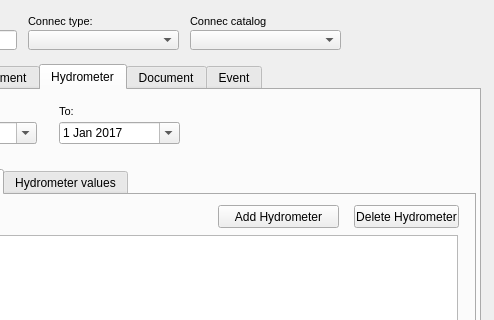
Before: the Qt Designer form ui/ud_man_connec.ui in Giswater/giswater_qgis_plugin, drawn with Qt 5; both pictures show x 106 to 600 and y 0 to 320 of the 600 by 626 pixel window.
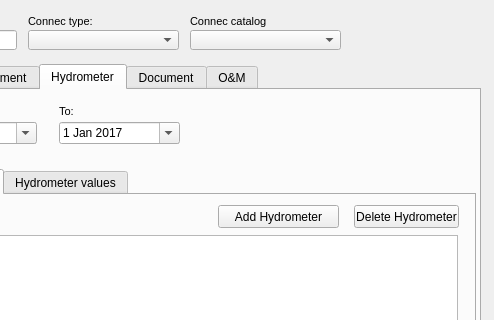
After: the same form once the commit is applied. The open tabs and pages were chosen to show the change.

Diff of the .ui file:
```diff
--- a/ui/ud_man_connec.ui
+++ b/ui/ud_man_connec.ui
@@ -2280,7 +2280,7 @@
    </widget>
    <widget class="QWidget" name="tab_10">
     <attribute name="title">
-     <string>Event</string>
+     <string>O&amp;&amp;M</string>
     </attribute>
     <widget class="QTabWidget" name="tab_event">
      <property name="geometry">
```
Left out of the diff: 21 changed lines with no effect on the pictures.
